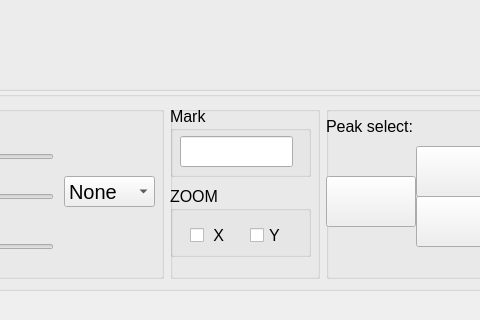
First picture: the form in src/designer.ui, repository Andachten/DataYee, before the edit; both pictures show x 511 to 991 and y 491 to 811 of the 1307 by 811 pixel window.
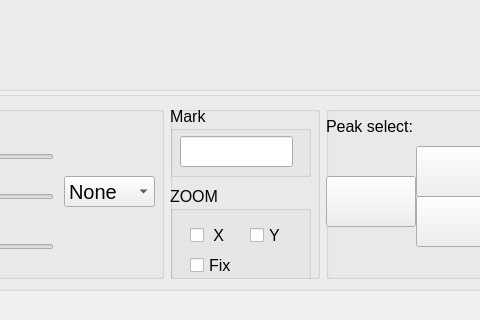
Second picture: the form after the edit. Icons and pictures are not drawn.

Patch:
```diff
--- a/src/designer.ui
+++ b/src/designer.ui
@@ -319,7 +319,7 @@
             <x>0</x>
             <y>80</y>
             <width>141</width>
-            <height>71</height>
+            <height>101</height>
            </rect>
           </property>
           <property name="font">
@@ -356,6 +356,24 @@
             <string>Y</string>
            </property>
           </widget>
+          <widget class="QCheckBox" name="zoomfix">
+           <property name="geometry">
+            <rect>
+             <x>20</x>
+             <y>70</y>
+             <width>91</width>
+             <height>19</height>
+            </rect>
+           </property>
+           <property name="font">
+            <font>
+             <pointsize>12</pointsize>
+            </font>
+           </property>
+           <property name="text">
+            <string>Fix</string>
+           </property>
+          </widget>
          </widget>
         </widget>
        </item>
```
